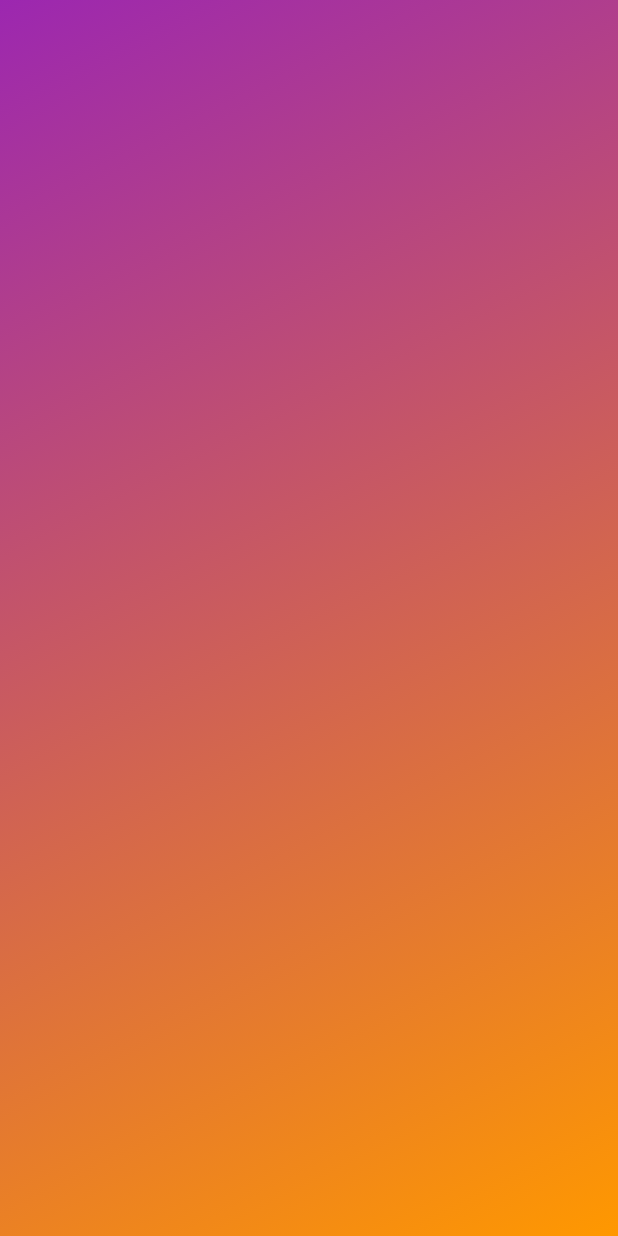
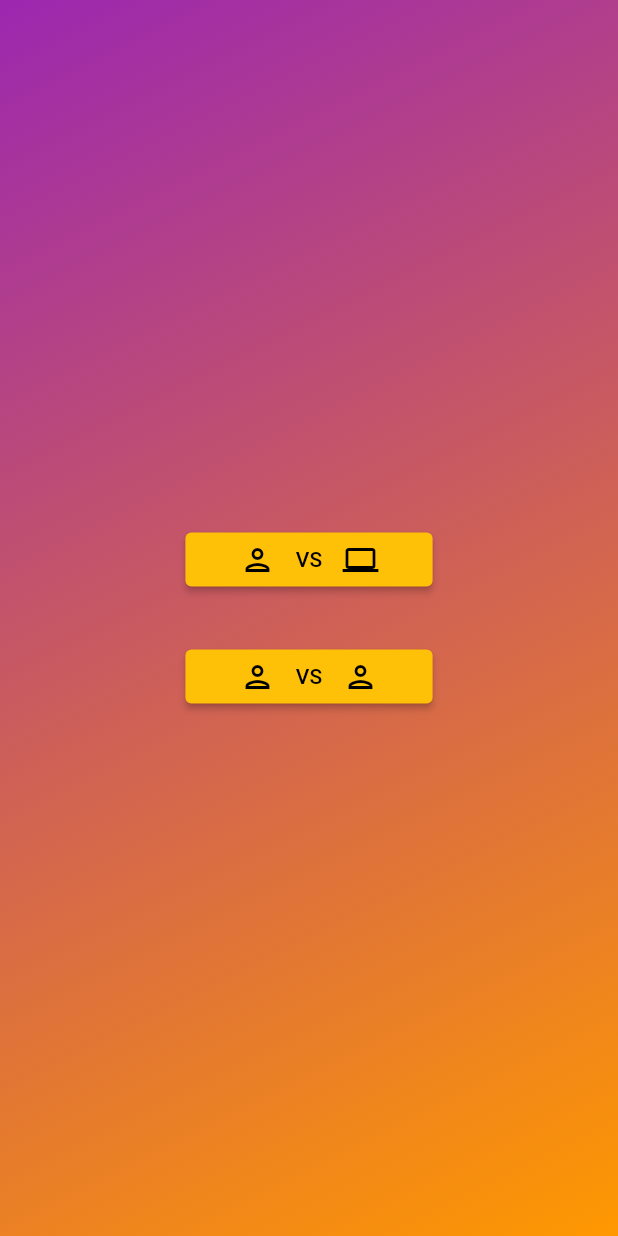
Before and after one commit to yaser-mousa/Tic-Tac-Toe, a Flutter app: the ChoiceGame screen opened directly, on a phone screen of 412 x 824 dp. Run offline on Flutter 3.47's test engine with Material 2 defaults, Android fonts, the phone set to English and light mode, and no system bars; our stand-ins replace fluttertoast.

Commit message:
update project

```diff
--- a/lib/main.dart
+++ b/lib/main.dart
@@ -1,5 +1,6 @@
 import 'package:flutter/material.dart';
-import 'package:tictactoe/screens/main_screen.dart';
+import 'package:tictactoe/screens/choice_game.dart';
+import 'package:tictactoe/screens/game_screen.dart';
 import 'package:tictactoe/share/style/themedata.dart';
 
 
@@ -17,7 +18,7 @@ class MyApp extends StatelessWidget{
       debugShowCheckedModeBanner: false,
       title: 'Tic Tac Toe',
       theme: themeData,
-      home: const MainScreen(),
+      home: const ChoiceGame(),
     );
   }
 }
--- a/lib/models/game_values.dart
+++ b/lib/models/game_values.dart
@@ -1,22 +1,46 @@
 class GameValues{
   List<String> buttonsBooked = ['', '', '','', '', '','', '', '', ];
   List<int> playerOneNumbers = [];
-  String playerOneChar = 'O';
   List<int> playerTwoNumbers = [];
-  String playerTwoChar = 'X';
+  String playerOneChar = 'o';
+  String playerTwoChar = 'x';
+  String yasserChar = 'x';
   List<int> yasserNumbers =[];
-  String yasserChar = 'X';
   int playerRound = 0;
   bool roundEnd = true;
+  static bool _playWithComputer =true;
   static GameValues? _instance;
 
   GameValues ._();
 
-  static GameValues getInstance (){
+  static void _setPlayWithComputer({bool? playWithComputer}){
+    if(playWithComputer!= null){
+      _playWithComputer = playWithComputer;
+
+    }
+  }
+
+  get playWithComputer => _playWithComputer;
+
+  static GameValues getInstance ({bool? playWithComputer}){
+    _setPlayWithComputer(playWithComputer: playWithComputer);
     if(_instance==null){
       _instance = GameValues ._();
+
       return _instance!;
     }
+
+
+
     return _instance!;
   }
+
+
+  void changeCharsForPlayers(){
+    String temp;
+    temp = playerOneChar;
+    playerOneChar = playerTwoChar;
+    playerTwoChar = temp;
+    yasserChar = temp;
+  }
 }
--- a/lib/screens/choice_game.dart
+++ b/lib/screens/choice_game.dart
@@ -1,22 +1,83 @@
 import 'package:flutter/material.dart';
+import 'package:tictactoe/screens/game_screen.dart';
+import 'package:tictactoe/widgets/body_widget.dart';
 
+import '../models/game_values.dart';
 import '../share/style/themedata.dart';
 
 class ChoiceGame extends StatelessWidget {
   const ChoiceGame({Key? key}) : super(key: key);
 
+
   @override
   Widget build(BuildContext context) {
+   double  _width =MediaQuery.of(context).size.width;
     return Container(
       decoration: backGroundColorScaffold(),
       child: Scaffold(
         backgroundColor: Colors.transparent,
         body: SafeArea(
-          child: Column(
+          child: Center(
+            child: Column(
 
+              mainAxisAlignment: MainAxisAlignment.center,
+             crossAxisAlignment: CrossAxisAlignment.center,
+             children: [
+               buttonsChoices(
+                 width: _width,
+                 iconData: Icons.person_outlined,
+                 iconData2: Icons.computer,
+                 context: context,
+                 playWithComputer: true
+               ),
+
+               const SizedBox(height: 30,),
+
+               buttonsChoices(
+                   width: _width,
+                   iconData: Icons.person_outlined,
+                   iconData2: Icons.person_outlined,
+                   context: context,
+                   playWithComputer: false
+
+               ),
+             ],
+            ),
           ),
         ),
       ),
     );
   }
+
+  Widget buttonsChoices({
+  required double width,
+    required IconData iconData,
+    required IconData iconData2,
+    required BuildContext context,
+    required bool playWithComputer
+    // required VoidCallback function
+}){
+    return   SizedBox(
+      width: width /2.5,
+      child: ElevatedButton(
+        onPressed: (){
+          GameValues gameValues =  GameValues.getInstance(playWithComputer: playWithComputer);
+          Navigator.of(context).push(MaterialPageRoute(builder: (context){
+            return  const GameScreen();
+          }));
+        },child: Row(
+        mainAxisAlignment: MainAxisAlignment.center,
+
+        children:  [
+          const SizedBox(width: 20,),
+          Icon(iconData),
+          const Spacer(),
+          const Text('VS'),
+          const Spacer(),
+          Icon(iconData2),
+          const SizedBox(width: 20,),
+        ],
+      ),),
+    );
+  }
 }
--- a/lib/view_model/player_set_value/set_value_player_one.dart
+++ b/lib/view_model/player_set_value/set_value_player_one.dart
@@ -7,10 +7,9 @@ class SetValuePlayerOne implements SetValue{
 
   @override
   void setValue(int buttonId) {
+    _gameValues.playerOneNumbers.add(buttonId);
+    _gameValues.buttonsBooked[ buttonId -1] = _gameValues.playerOneChar;
 
-    _gameValues.playerOneNumbers.add(buttonId);
-    _gameValues.buttonsBooked[ buttonId -1] = 'o';
-    _gameValues.playerRound =1;
   }
 
 
--- a/lib/view_model/player_set_value/set_value_player_two.dart
+++ b/lib/view_model/player_set_value/set_value_player_two.dart
@@ -6,8 +6,8 @@ class SetValuePlayerTwo implements SetValue{
   @override
   void setValue(int buttonId) {
     _gameValues.playerTwoNumbers.add(buttonId);
-    _gameValues.buttonsBooked[ buttonId -1] = 'x';
-    _gameValues.playerRound =0;
+    _gameValues.buttonsBooked[ buttonId -1] = _gameValues.playerTwoChar;
+
   }
 
 }
```
Also changed, not shown: lib/screens/game_screen.dart (renamed from lib/screens/main_screen.dart, +10 -5 lines), lib/view_model/check_win.dart (+6 -5 lines), lib/view_model/game_admin.dart (+6 -1 lines), lib/view_model/handle_head_texts.dart (added, +29 -0 lines), lib/widgets/body_widget.dart (+9 -4 lines), lib/widgets/texts_players_vs.dart (+13 -7 lines).
